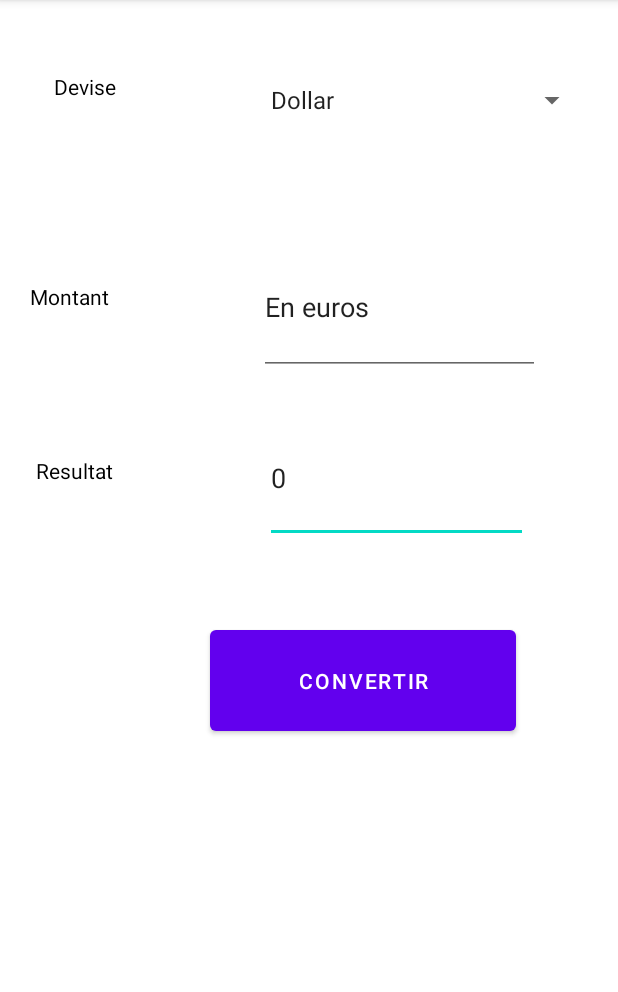
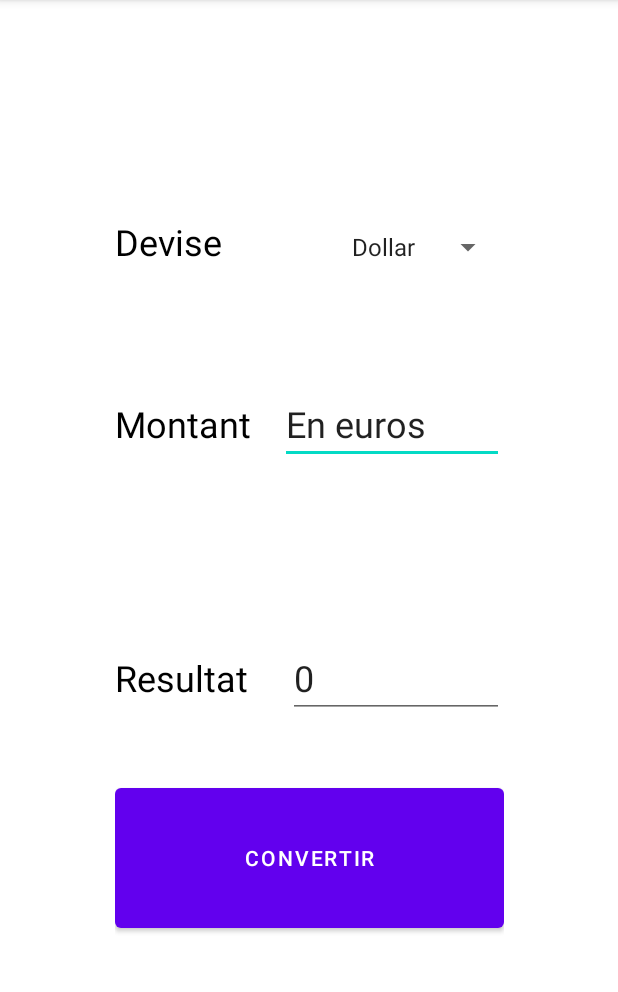
Before and after one commit to NassOuegh/GestiBank, an Android app: the Conversion screen opened directly, with no data from a screen before it, on a phone screen of 412 x 824 dp, the part 84-1076 px from its top. Run offline under Robolectric (Android 15) with nearby library versions, the phone set to English and light mode, and no system bars.

Commit message:
inscription a faire

```diff
--- a/app/src/main/java/com/example/gestibank/Connexion.java
+++ b/app/src/main/java/com/example/gestibank/Connexion.java
@@ -3,12 +3,24 @@ package com.example.gestibank;
 import androidx.appcompat.app.AppCompatActivity;
 
 import android.os.Bundle;
+import android.widget.EditText;
 
 public class Connexion extends AppCompatActivity {
+
+    EditText logintextView;
+    EditText pwdtextView;
+
 
     @Override
     protected void onCreate(Bundle savedInstanceState) {
         super.onCreate(savedInstanceState);
         setContentView(R.layout.activity_connexion);
+
+
+    }
+
+    public void getForm(){
+        logintextView = (EditText) findViewById(R.id.textView15);
+        pwdtextView = (EditText) findViewById(R.id.pwdtextView);
     }
 }
--- a/app/src/main/java/com/example/gestibank/Conversion.java
+++ b/app/src/main/java/com/example/gestibank/Conversion.java
@@ -20,5 +20,7 @@ public class Conversion extends AppCompatActivity {
         adapter.setDropDownViewResource(android.R.layout.simple_spinner_dropdown_item);
 // Apply the adapter to the spinner
         spinner.setAdapter(adapter);
+        //json.get(GET https://api.exchangeratesapi.io/latest?base=USD HTTP/1.1)
+
     }
 }
--- a/app/src/main/res/layout/activity_connexion.xml
+++ b/app/src/main/res/layout/activity_connexion.xml
@@ -65,7 +65,7 @@
                 android:textSize="24sp" />
 
             <EditText
-                android:id="@+id/textView17"
+                android:id="@+id/pwdtextView"
                 android:layout_width="wrap_content"
                 android:layout_height="wrap_content"
                 android:layout_weight="1"
--- a/app/src/main/res/layout/activity_conversion.xml
+++ b/app/src/main/res/layout/activity_conversion.xml
@@ -6,82 +6,84 @@
     android:layout_height="match_parent"
     tools:context=".Conversion">
 
-    <Button
-        android:id="@+id/button3"
-        android:layout_width="204dp"
-        android:layout_height="79dp"
-        android:layout_marginTop="52dp"
-        android:layout_marginEnd="68dp"
-        android:layout_marginRight="68dp"
-        android:text="Convertir"
+    <LinearLayout
+        android:layout_width="259dp"
+        android:layout_height="479dp"
+        android:orientation="vertical"
+        app:layout_constraintBottom_toBottomOf="parent"
         app:layout_constraintEnd_toEndOf="parent"
-        app:layout_constraintTop_toBottomOf="@+id/textView4" />
+        app:layout_constraintStart_toStartOf="parent"
+        app:layout_constraintTop_toTopOf="parent">
 
-    <EditText
-        android:id="@+id/textView4"
-        android:layout_width="175dp"
-        android:layout_height="86dp"
-        android:layout_marginTop="276dp"
-        android:layout_marginEnd="60dp"
-        android:layout_marginRight="60dp"
-        android:text="0"
-        app:layout_constraintEnd_toEndOf="parent"
-        app:layout_constraintTop_toTopOf="parent" />
+        <LinearLayout
+            android:layout_width="match_parent"
+            android:layout_height="111dp"
+            android:orientation="horizontal">
 
-    <TextView
-        android:id="@+id/textView5"
-        android:layout_width="65dp"
-        android:layout_height="56dp"
-        android:layout_marginStart="36dp"
-        android:layout_marginLeft="36dp"
-        android:layout_marginTop="48dp"
-        android:text="Devise"
-        android:textColor="#000000"
-        app:layout_constraintStart_toStartOf="parent"
-        app:layout_constraintTop_toTopOf="parent" />
+            <TextView
+                android:id="@+id/textView5"
+                android:layout_width="150dp"
+                android:layout_height="wrap_content"
+                android:text="Devise"
+                android:textColor="#000000"
+                android:textSize="24sp" />
 
-    <TextView
-        android:id="@+id/textView2"
-        android:layout_width="78dp"
-        android:layout_height="62dp"
-        android:layout_marginStart="20dp"
-        android:layout_marginLeft="20dp"
-        android:layout_marginTop="188dp"
-        android:text="Montant"
-        android:textColor="#000000"
-        app:layout_constraintStart_toStartOf="parent"
-        app:layout_constraintTop_toTopOf="parent" />
+            <Spinner
+                android:id="@+id/spinner"
+                android:layout_width="match_parent"
+                android:layout_height="36dp" />
 
-    <EditText
-        android:id="@+id/textView"
-        android:layout_width="187dp"
-        android:layout_height="90dp"
-        android:layout_marginTop="160dp"
-        android:layout_marginEnd="52dp"
-        android:layout_marginRight="52dp"
-        android:text="En euros"
-        app:layout_constraintEnd_toEndOf="parent"
-        app:layout_constraintTop_toTopOf="parent" />
+        </LinearLayout>
 
-    <TextView
-        android:layout_width="79dp"
-        android:layout_height="57dp"
-        android:layout_marginStart="24dp"
-        android:layout_marginLeft="24dp"
-        android:layout_marginTop="304dp"
-        android:text="Resultat"
-        android:textColor="@color/black"
-        app:layout_constraintStart_toStartOf="parent"
-        app:layout_constraintTop_toTopOf="parent" />
+        <LinearLayout
+            android:layout_width="match_parent"
+            android:layout_height="169dp"
+            android:orientation="horizontal">
 
-    <Spinner
-        android:id="@+id/spinner"
-        android:layout_width="219dp"
-        android:layout_height="37dp"
-        android:layout_marginTop="48dp"
-        android:layout_marginEnd="20dp"
-        android:layout_marginRight="20dp"
-        app:layout_constraintEnd_toEndOf="parent"
-        app:layout_constraintTop_toTopOf="parent" />
+            <TextView
+                android:id="@+id/textView2"
+                android:layout_width="110dp"
+                android:layout_height="wrap_content"
+                android:text="Montant"
+                android:textColor="#000000"
+                android:textSize="24sp" />
+
+            <EditText
+                android:id="@+id/textView"
+                android:layout_width="match_parent"
+                android:layout_height="wrap_content"
+                android:text="En euros"
+                android:textSize="24sp" />
+
+        </LinearLayout>
+
+        <LinearLayout
+            android:layout_width="match_parent"
+            android:layout_height="94dp"
+            android:orientation="horizontal">
+
+            <TextView
+                android:layout_width="115dp"
+                android:layout_height="wrap_content"
+                android:isScrollContainer="false"
+                android:text="Resultat"
+                android:textColor="@color/black"
+                android:textSize="24sp" />
+
+            <EditText
+                android:id="@+id/textView4"
+                android:layout_width="match_parent"
+                android:layout_height="wrap_content"
+                android:text="0"
+                android:textSize="24sp" />
+        </LinearLayout>
+
+        <Button
+            android:id="@+id/button3"
+            android:layout_width="match_parent"
+            android:layout_height="105dp"
+            android:text="Convertir" />
+
+    </LinearLayout>
 
 </androidx.constraintlayout.widget.ConstraintLayout>
--- a/build.gradle
+++ b/build.gradle
@@ -6,7 +6,6 @@ buildscript {
     }
     dependencies {
         classpath "com.android.tools.build:gradle:4.1.2"
-
         // NOTE: Do not place your application dependencies here; they belong
         // in the individual module build.gradle files
     }
```
